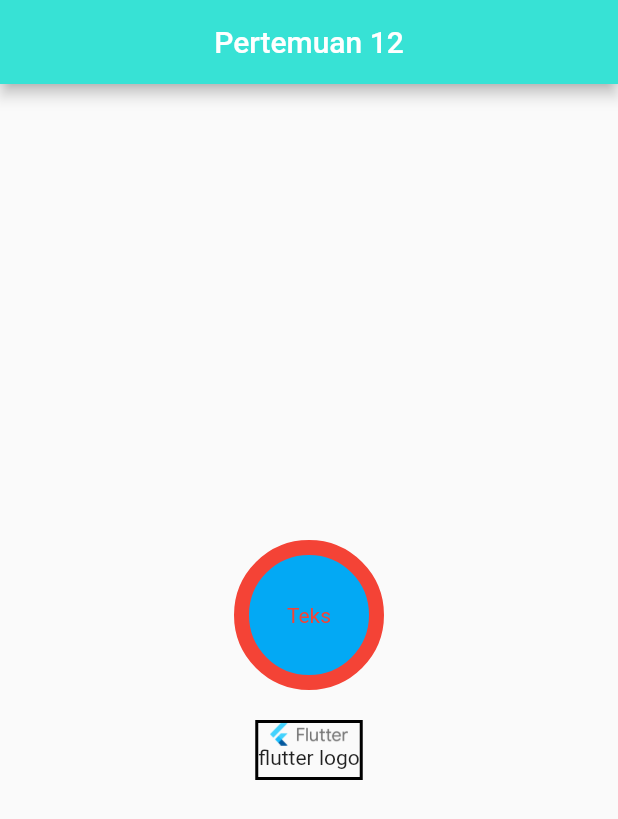
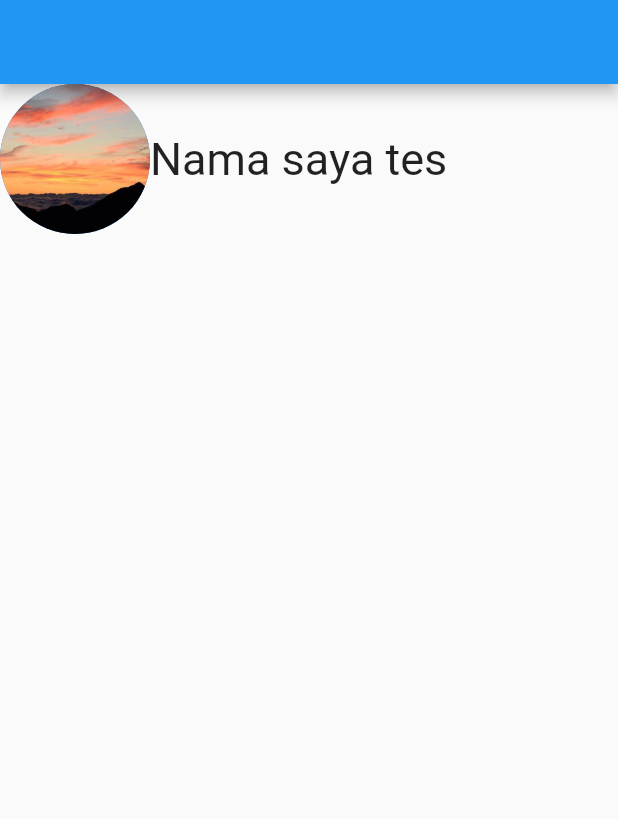
Before and after one commit to syaziman2020/it-club-1, a Flutter app: the screen it shows after launch, on a phone screen of 412 x 824 dp. Shown: the top 819 px of the screen. Run offline on Flutter 3.47's test engine with Material 2 defaults, Android fonts, the phone set to English and light mode, and no system bars.

Commit message:
pertemuan 2

```diff
--- a/lib/center_text.dart
+++ b/lib/center_text.dart
@@ -12,36 +12,33 @@ class CenterText extends StatelessWidget {
         title: Text('Pertemuan 12'),
         backgroundColor: Color(0xFF37E2D5),
       ),
-      body: Center(
-        child: Column(
-          mainAxisAlignment: MainAxisAlignment.center,
-          children: [
-            Container(
-              margin: EdgeInsets.only(bottom: 20),
-              height: 100,
-              width: 100,
-              alignment: Alignment.center,
-              decoration: BoxDecoration(
-                  borderRadius: BorderRadius.circular(50),
-                  border: Border.all(width: 10, color: Colors.red),
-                  color: Colors.lightBlue),
-              child: Text('Teks', style: TextStyle(color: Colors.red)),
+      body: ListView.separated(
+        separatorBuilder: (context, index) => Divider(
+          thickness: 10,
+          color: Colors.black,
+        ),
+        itemCount: 10,
+        itemBuilder: (context, index) {
+          return Container(
+            child: Row(
+              children: [
+                Text(
+                  "${index + 1}",
+                  style: TextStyle(fontSize: 44),
+                ),
+                Icon(
+                  Icons.abc,
+                  size: 100,
+                ),
+                Column(
+                  mainAxisAlignment: MainAxisAlignment.center,
+                  children: [Text(' Profile saya '), Text('UI UX')],
+                )
+              ],
             ),
-            Container(
-              height: 40,
-              decoration: BoxDecoration(border: Border.all(width: 2)),
-              child: Column(
-                children: [
-                  Image.asset(
-                    'assets/flutter-logo.png',
-                    height: 15,
-                  ),
-                  Text('flutter logo')
-                ],
-              ),
-            )
-          ],
-        ),
+          );
+        },
+        // scrollDirection: Axis.horizontal,
       ),
     );
   }
--- a/lib/main.dart
+++ b/lib/main.dart
@@ -1,5 +1,7 @@
 import 'package:flutter/material.dart';
 import 'package:itclub_flutter/center_text.dart';
+import 'package:itclub_flutter/page_dua.dart';
+import 'package:itclub_flutter/page_satu.dart';
 
 void main() {
   runApp(const MyApp());
@@ -25,7 +27,7 @@ class MyApp extends StatelessWidget {
         // is not restarted.
         primarySwatch: Colors.blue,
       ),
-      home: const CenterText(),
+      home: const PageSatu(),
     );
   }
 }
--- /dev/null
+++ b/lib/page_satu.dart
@@ -0,0 +1,41 @@
+import 'package:flutter/cupertino.dart';
+import 'package:flutter/material.dart';
+import 'package:itclub_flutter/page_dua.dart';
+
+class PageSatu extends StatelessWidget {
+  const PageSatu({Key? key}) : super(key: key);
+
+  @override
+  Widget build(BuildContext context) {
+    return SafeArea(
+      child: Scaffold(
+        appBar: AppBar(),
+        body: Column(
+          children: [
+            Row(
+              children: [
+                InkWell(
+                  onTap: () => Navigator.push(context,
+                      MaterialPageRoute(builder: (context) => PageDua())),
+                  child: Hero(
+                    tag: 'details',
+                    child: CircleAvatar(
+                      maxRadius: 50,
+                      backgroundImage: AssetImage(
+                        'assets/pp.jpg',
+                      ),
+                    ),
+                  ),
+                ),
+                Text(
+                  'Nama saya tes',
+                  style: TextStyle(fontSize: 30),
+                )
+              ],
+            )
+          ],
+        ),
+      ),
+    );
+  }
+}
```
Also changed, not shown: lib/page_dua.dart (added, +41 -0 lines), assets/pp.jpg (added).
